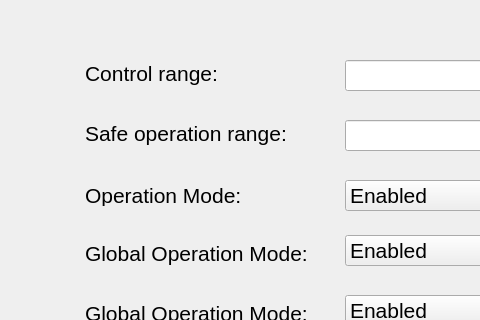
Old version of the form m_monitron_0_0/edit_control_op.ui in the repository StokeDude18/m_monitron; both pictures show x 0 to 480 and y 0 to 320 of the 565 by 421 pixel window.
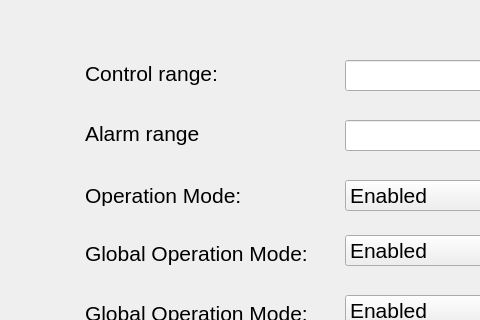
New version of the form.

```diff
--- a/m_monitron_0_0/edit_control_op.ui
+++ b/m_monitron_0_0/edit_control_op.ui
@@ -54,7 +54,7 @@
     </font>
    </property>
    <property name="text">
-    <string>Safe operation range:</string>
+    <string>Alarm range</string>
    </property>
   </widget>
   <widget class="QLabel" name="l_COntrol_Range">
```
